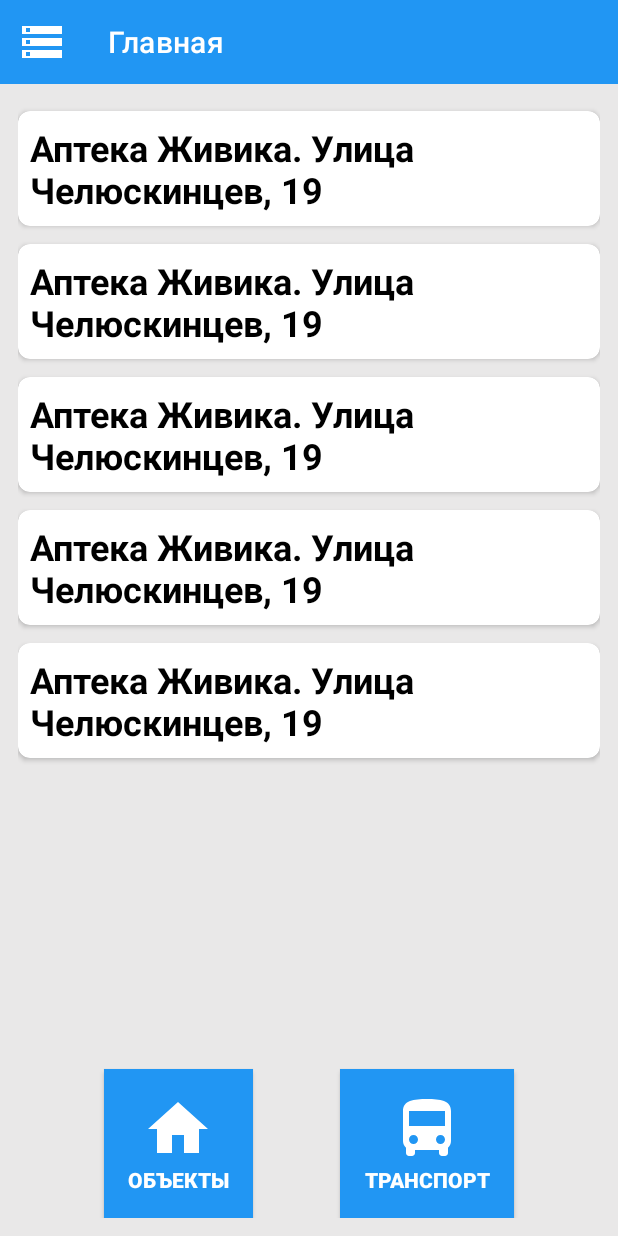
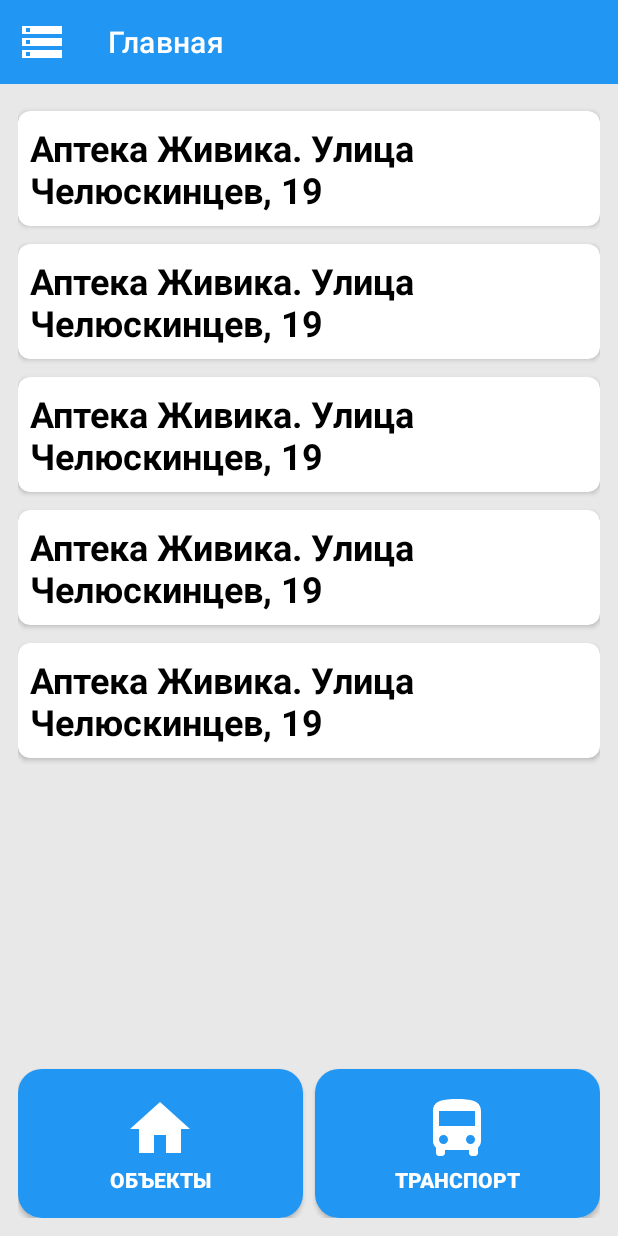
Before and after one commit to RenatSayf/MobileCity, an Android app: the layout main_fragment.xml on its own in the app's theme, with its tools: preview values and no code run, on a phone screen of 412 x 824 dp. Run offline under Robolectric (Android 15) with nearby library versions, the light colour scheme and no system bars.

Commit message:
themes.xml has been updated

```diff
--- a/app/build.gradle
+++ b/app/build.gradle
@@ -80,4 +80,6 @@
 
     //Robolectric
     implementation 'org.robolectric:robolectric:4.8'
+
+    implementation 'com.airbnb.android:paris:2.0.0'
 }
--- /dev/null
+++ b/app/src/main/res/drawable/bg_ripple_button.xml
@@ -0,0 +1,23 @@
+<?xml version="1.0" encoding="utf-8"?>
+<selector xmlns:android="http://schemas.android.com/apk/res/android">
+
+    <item android:state_selected="true">
+        <shape android:shape="rectangle">
+            <corners android:radius="16dp" />
+            <solid android:color="@color/light_green" />
+        </shape>
+    </item>
+
+    <item>
+        <ripple android:color="@color/gray">
+
+            <item>
+                <shape android:shape="rectangle">
+                    <corners android:radius="16dp" />
+                    <solid android:color="@color/blue" />
+                </shape>
+            </item>
+
+        </ripple>
+    </item>
+</selector>
--- a/app/src/main/res/layout/main_fragment.xml
+++ b/app/src/main/res/layout/main_fragment.xml
@@ -42,24 +42,23 @@
 
         <androidx.appcompat.widget.AppCompatButton
             android:id="@+id/btn_city_objects"
-            android:layout_width="wrap_content"
+            android:layout_width="0dp"
             android:layout_height="wrap_content"
             app:layout_constraintStart_toStartOf="parent"
             app:layout_constraintTop_toBottomOf="@+id/rv_list"
             app:layout_constraintEnd_toStartOf="@+id/btn_transport"
             app:layout_constraintVertical_bias="1"
             android:padding="16dp"
+            android:layout_marginEnd="4dp"
             app:layout_constraintBottom_toBottomOf="parent"
             android:drawableTop="@drawable/ic_home_white"
-            android:background="@color/blue"
             android:text="Объекты"
-            android:textColor="@color/white"
-            android:textStyle="bold"
+            style="@style/AppButton"
             android:contentDescription="Отслеживание городской инфраструктуры"/>
 
         <androidx.appcompat.widget.AppCompatButton
             android:id="@+id/btn_transport"
-            android:layout_width="wrap_content"
+            android:layout_width="0dp"
             android:layout_height="wrap_content"
             app:layout_constraintStart_toEndOf="@+id/btn_city_objects"
             app:layout_constraintTop_toBottomOf="@+id/rv_list"
@@ -67,11 +66,10 @@
             app:layout_constraintBottom_toBottomOf="parent"
             app:layout_constraintVertical_bias="1"
             android:padding="16dp"
+            android:layout_marginStart="4dp"
             android:drawableTop="@drawable/ic_bus_white"
-            android:background="@color/blue"
             android:text="Транспорт"
-            android:textColor="@color/white"
-            android:textStyle="bold"
+            style="@style/AppButton"
             android:contentDescription="Отслеживание транспорта"/>
 
     </androidx.constraintlayout.widget.ConstraintLayout>
--- a/app/src/main/res/values-night/themes.xml
+++ b/app/src/main/res/values-night/themes.xml
@@ -10,7 +10,7 @@
         <item name="colorSecondaryVariant">@color/teal_200</item>
         <item name="colorOnSecondary">@color/black</item>
         <!-- Status bar color. -->
-        <item name="android:statusBarColor" >?attr/colorPrimaryVariant</item>
+        <item name="android:statusBarColor" >@color/black</item>
         <!-- Customize your theme here. -->
     </style>
 </resources>
--- a/app/src/main/res/values/themes.xml
+++ b/app/src/main/res/values/themes.xml
@@ -10,7 +10,20 @@
         <item name="colorSecondaryVariant">@color/teal_700</item>
         <item name="colorOnSecondary">@color/black</item>
         <!-- Status bar color. -->
-        <item name="android:statusBarColor" >?attr/colorPrimaryVariant</item>
+        <item name="android:statusBarColor" >@color/blue</item>
         <!-- Customize your theme here. -->
     </style>
+
+    <style name="AppButton" parent="Widget.AppCompat.Button">
+
+        <item name="android:shape">rectangle</item>
+        <item name="android:radius">80dp</item>
+        <item name="android:background">@drawable/bg_ripple_button</item>
+        <item name="android:textColor">@color/white</item>
+        <item name="android:textStyle">bold</item>
+
+    </style>
+    <style name="AppButtonSelected" parent="AppButton">
+        <item name="android:color">@color/light_green</item>
+    </style>
 </resources>
--- a/build.gradle
+++ b/build.gradle
@@ -2,7 +2,7 @@
 plugins {
     id 'com.android.application' version '7.1.1' apply false
     id 'com.android.library' version '7.1.1' apply false
-    id 'org.jetbrains.kotlin.android' version '1.6.10' apply false
+    id 'org.jetbrains.kotlin.android' version '1.7.10' apply false
 }
 
 task clean(type: Delete) {
```
Also changed, not shown: app/src/main/java/com/alfasreda/mobilecity/ui/main/MainFragment.kt (+19 -6 lines), app/src/main/java/com/alfasreda/mobilecity/ui/menu/MenuFragment.kt (added, +26 -0 lines), app/src/main/java/com/alfasreda/mobilecity/ui/menu/MenuViewModel.kt (added, +7 -0 lines), app/src/main/res/layout/fragment_menu.xml (added, +17 -0 lines).
